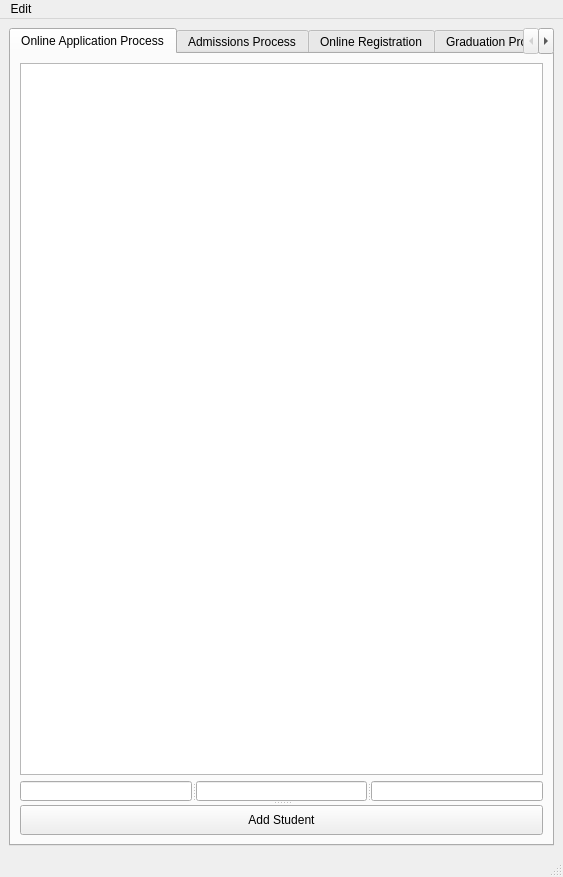
The window that starrs/ui/ui_main.ui (kiryha/CIS556) describes before a commit, drawn with Qt 5.
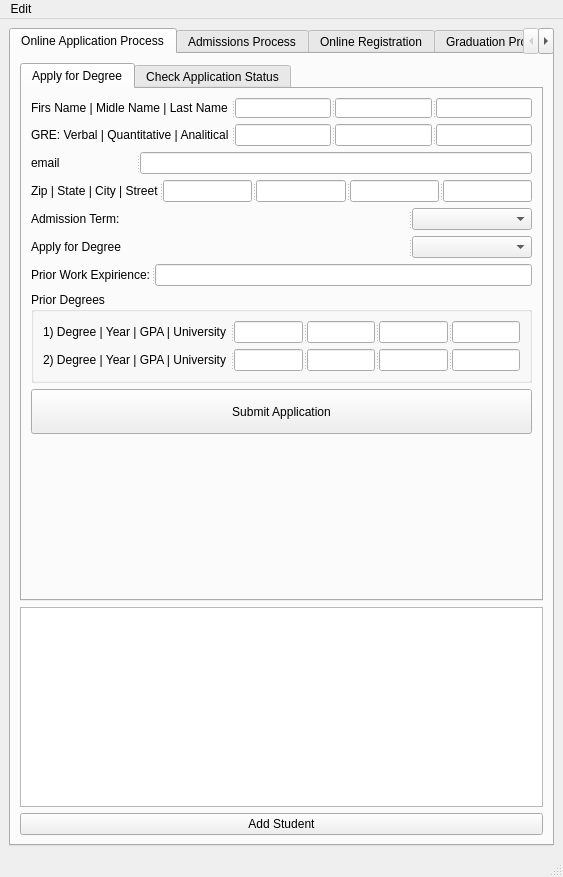
The same window after the commit.

Patch:
```diff
--- a/starrs/ui/ui_main.ui
+++ b/starrs/ui/ui_main.ui
@@ -26,65 +26,337 @@
        </attribute>
        <layout class="QVBoxLayout" name="verticalLayout_2">
         <item>
-         <widget class="QTableView" name="tabStudents"/>
+         <widget class="QTabWidget" name="tabWidget">
+          <property name="currentIndex">
+           <number>0</number>
+          </property>
+          <widget class="QWidget" name="tab">
+           <attribute name="title">
+            <string>Apply for Degree</string>
+           </attribute>
+           <layout class="QVBoxLayout" name="verticalLayout_3">
+            <item>
+             <widget class="QSplitter" name="splitter">
+              <property name="orientation">
+               <enum>Qt::Horizontal</enum>
+              </property>
+              <widget class="QLabel" name="label_3">
+               <property name="minimumSize">
+                <size>
+                 <width>200</width>
+                 <height>0</height>
+                </size>
+               </property>
+               <property name="maximumSize">
+                <size>
+                 <width>200</width>
+                 <height>16777215</height>
+                </size>
+               </property>
+               <property name="text">
+                <string>Firs Name | Midle Name | Last Name</string>
+               </property>
+              </widget>
+              <widget class="QLineEdit" name="linStudentFirstName">
+               <property name="maximumSize">
+                <size>
+                 <width>16777215</width>
+                 <height>20</height>
+                </size>
+               </property>
+              </widget>
+              <widget class="QLineEdit" name="linStudentLastName">
+               <property name="maximumSize">
+                <size>
+                 <width>16777215</width>
+                 <height>20</height>
+                </size>
+               </property>
+              </widget>
+              <widget class="QLineEdit" name="linStudentDescription">
+               <property name="maximumSize">
+                <size>
+                 <width>16777215</width>
+                 <height>20</height>
+                </size>
+               </property>
+              </widget>
+             </widget>
+            </item>
+            <item>
+             <widget class="QSplitter" name="splitter_7">
+              <property name="orientation">
+               <enum>Qt::Horizontal</enum>
+              </property>
+              <widget class="QLabel" name="label_9">
+               <property name="minimumSize">
+                <size>
+                 <width>200</width>
+                 <height>0</height>
+                </size>
+               </property>
+               <property name="maximumSize">
+                <size>
+                 <width>200</width>
+                 <height>16777215</height>
+                </size>
+               </property>
+               <property name="text">
+                <string>GRE: Verbal | Quantitative | Analitical</string>
+               </property>
+              </widget>
+              <widget class="QLineEdit" name="linGREVErbal"/>
+              <widget class="QLineEdit" name="linGREVQuant"/>
+              <widget class="QLineEdit" name="linGREVAnalitical"/>
+             </widget>
+            </item>
+            <item>
+             <widget class="QSplitter" name="splitter_9">
+              <property name="orientation">
+               <enum>Qt::Horizontal</enum>
+              </property>
+              <widget class="QLabel" name="label_11">
+               <property name="text">
+                <string>email</string>
+               </property>
+              </widget>
+              <widget class="QLineEdit" name="linApplicantEmail"/>
+             </widget>
+            </item>
+            <item>
+             <widget class="QSplitter" name="splitter_10">
+              <property name="orientation">
+               <enum>Qt::Horizontal</enum>
+              </property>
+              <widget class="QLabel" name="label_12">
+               <property name="text">
+                <string>Zip | State | City | Street</string>
+               </property>
+              </widget>
+              <widget class="QLineEdit" name="linAddressZip"/>
+              <widget class="QLineEdit" name="linAddressState"/>
+              <widget class="QLineEdit" name="linAddressCity"/>
+              <widget class="QLineEdit" name="linAddressStreet"/>
+             </widget>
+            </item>
+            <item>
+             <widget class="QSplitter" name="splitter_3">
+              <property name="orientation">
+               <enum>Qt::Horizontal</enum>
+              </property>
+              <widget class="QLabel" name="label_5">
+               <property name="text">
+                <string>Admission Term:</string>
+               </property>
+              </widget>
+              <widget class="QComboBox" name="comAdmissionTerm">
+               <property name="maximumSize">
+                <size>
+                 <width>120</width>
+                 <height>16777215</height>
+                </size>
+               </property>
+              </widget>
+             </widget>
+            </item>
+            <item>
+             <widget class="QSplitter" name="splitter_4">
+              <property name="orientation">
+               <enum>Qt::Horizontal</enum>
+              </property>
+              <widget class="QLabel" name="label_6">
+               <property name="text">
+                <string>Apply for Degree</string>
+               </property>
+              </widget>
+              <widget class="QComboBox" name="comDegreeSought">
+               <property name="maximumSize">
+                <size>
+                 <width>120</width>
+                 <height>16777215</height>
+                </size>
+               </property>
+              </widget>
+             </widget>
+            </item>
+            <item>
+             <widget class="QSplitter" name="splitter_2">
+              <property name="orientation">
+               <enum>Qt::Horizontal</enum>
+              </property>
+              <widget class="QLabel" name="label_4">
+               <property name="maximumSize">
+                <size>
+                 <width>120</width>
+                 <height>16777215</height>
+                </size>
+               </property>
+               <property name="text">
+                <string>Prior Work Expirience:</string>
+               </property>
+              </widget>
+              <widget class="QLineEdit" name="linWorkExpirience"/>
+             </widget>
+            </item>
+            <item>
+             <widget class="QGroupBox" name="groupBox_2">
+              <property name="title">
+               <string>Prior Degrees</string>
+              </property>
+              <layout class="QVBoxLayout" name="verticalLayout_4">
+               <item>
+                <widget class="QSplitter" name="splitter_5">
+                 <property name="orientation">
+                  <enum>Qt::Horizontal</enum>
+                 </property>
+                 <widget class="QLabel" name="label_7">
+                  <property name="text">
+                   <string>1) Degree | Year | GPA | University </string>
+                  </property>
+                 </widget>
+                 <widget class="QLineEdit" name="linPriorDegree1"/>
+                 <widget class="QLineEdit" name="linPriorYear1"/>
+                 <widget class="QLineEdit" name="linPriorGPA1"/>
+                 <widget class="QLineEdit" name="linPriorUniversity1"/>
+                </widget>
+               </item>
+               <item>
+                <widget class="QSplitter" name="splitter_6">
+                 <property name="orientation">
+                  <enum>Qt::Horizontal</enum>
+                 </property>
+                 <widget class="QLabel" name="label_8">
+                  <property name="text">
+                   <string>2) Degree | Year | GPA | University </string>
+                  </property>
+                 </widget>
+                 <widget class="QLineEdit" name="linPriorDegree2"/>
+                 <widget class="QLineEdit" name="linPriorYear2"/>
+                 <widget class="QLineEdit" name="linPriorGPA2"/>
+                 <widget class="QLineEdit" name="linPriorUniversity2"/>
+                </widget>
+               </item>
+              </layout>
+             </widget>
+            </item>
+            <item>
+             <widget class="QPushButton" name="btnSubmitApplication">
+              <property name="minimumSize">
+               <size>
+                <width>0</width>
+                <height>45</height>
+               </size>
+              </property>
+              <property name="text">
+               <string>Submit Application</string>
+              </property>
+             </widget>
+            </item>
+            <item>
+             <spacer name="verticalSpacer">
+              <property name="orientation">
+               <enum>Qt::Vertical</enum>
+              </property>
+              <property name="sizeHint" stdset="0">
+               <size>
+                <width>20</width>
+                <height>40</height>
+               </size>
+              </property>
+             </spacer>
+            </item>
+           </layout>
+          </widget>
+          <widget class="QWidget" name="tab_5">
+           <attribute name="title">
+            <string>Check Application Status</string>
+           </attribute>
+           <layout class="QVBoxLayout" name="verticalLayout_5">
+            <item>
+             <widget class="QSplitter" name="splitter_8">
+              <property name="orientation">
+               <enum>Qt::Horizontal</enum>
+              </property>
+              <widget class="QLabel" name="label_10">
+               <property name="text">
+                <string>Enter student ID:</string>
+               </property>
+              </widget>
+              <widget class="QLineEdit" name="lineStudentID"/>
+             </widget>
+            </item>
+            <item>
+             <widget class="QPushButton" name="btnCheckApplicationStatus">
+              <property name="minimumSize">
+               <size>
+                <width>0</width>
+                <height>45</height>
+               </size>
+              </property>
+              <property name="text">
+               <string>Check Application Status</string>
+              </property>
+             </widget>
+            </item>
+            <item>
+             <widget class="Line" name="line">
+              <property name="orientation">
+               <enum>Qt::Horizontal</enum>
+              </property>
+             </widget>
+            </item>
+            <item>
+             <widget class="QLabel" name="labApplicationStatus">
+              <property name="text">
+               <string>Application status:</string>
+              </property>
+             </widget>
+            </item>
+            <item>
+             <widget class="Line" name="line_2">
+              <property name="orientation">
+               <enum>Qt::Horizontal</enum>
+              </property>
+             </widget>
+            </item>
+            <item>
+             <spacer name="verticalSpacer_2">
+              <property name="orientation">
+               <enum>Qt::Vertical</enum>
+              </property>
+              <property name="sizeHint" stdset="0">
+               <size>
+                <width>20</width>
+                <height>40</height>
+               </size>
+              </property>
+             </spacer>
+            </item>
+           </layout>
+          </widget>
+         </widget>
         </item>
         <item>
-         <widget class="QSplitter" name="splitter_2">
+         <widget class="QTableView" name="tabStudents">
           <property name="maximumSize">
            <size>
             <width>16777215</width>
-            <height>55</height>
+            <height>200</height>
            </size>
           </property>
-          <property name="orientation">
-           <enum>Qt::Vertical</enum>
+         </widget>
+        </item>
+        <item>
+         <widget class="QPushButton" name="btnAddStudent">
+          <property name="maximumSize">
+           <size>
+            <width>16777215</width>
+            <height>30</height>
+           </size>
           </property>
-          <widget class="QSplitter" name="splitter">
-           <property name="maximumSize">
-            <size>
-             <width>16777215</width>
-             <height>20</height>
-            </size>
-           </property>
-           <property name="orientation">
-            <enum>Qt::Horizontal</enum>
-           </property>
-           <widget class="QLineEdit" name="linStudentFirstName">
-            <property name="maximumSize">
-             <size>
-              <width>16777215</width>
-              <height>20</height>
-             </size>
-            </property>
-           </widget>
-           <widget class="QLineEdit" name="linStudentLastName">
-            <property name="maximumSize">
-             <size>
-              <width>16777215</width>
-              <height>20</height>
-             </size>
-            </property>
-           </widget>
-           <widget class="QLineEdit" name="linStudentDescription">
-            <property name="maximumSize">
-             <size>
-              <width>16777215</width>
-              <height>20</height>
-             </size>
-            </property>
-           </widget>
-          </widget>
-          <widget class="QPushButton" name="btnAddStudent">
-           <property name="maximumSize">
-            <size>
-             <width>16777215</width>
-             <height>30</height>
-            </size>
-           </property>
-           <property name="text">
-            <string>Add Student</string>
-           </property>
-          </widget>
+          <property name="text">
+           <string>Add Student</string>
+          </property>
          </widget>
         </item>
        </layout>
```
